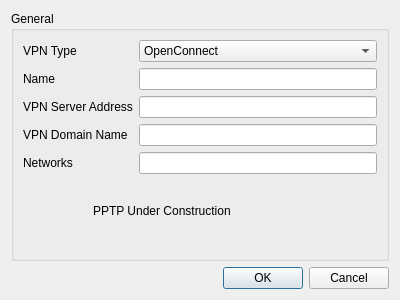
Old version of the form apps/cmstapp/code/vpn_create/ui/vpn_create.ui in the repository andrew-bibb/cmst.
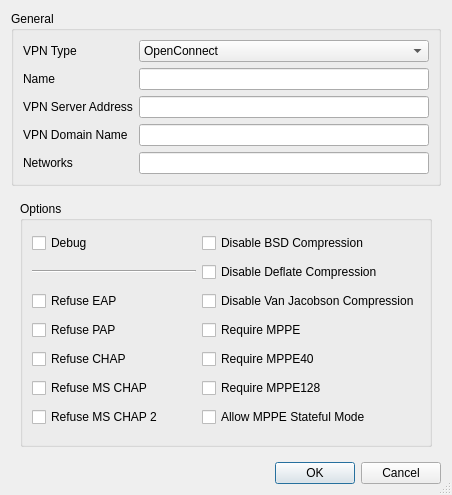
New version of the form. The open tabs and pages were chosen to show the change.

Commit message: enable/disable OK button working

```diff
--- a/apps/cmstapp/code/vpn_create/ui/vpn_create.ui
+++ b/apps/cmstapp/code/vpn_create/ui/vpn_create.ui
@@ -6,13 +6,16 @@
    <rect>
     <x>0</x>
     <y>0</y>
-    <width>400</width>
-    <height>300</height>
+    <width>452</width>
+    <height>495</height>
    </rect>
   </property>
   <property name="windowTitle">
    <string>Dialog</string>
   </property>
+  <property name="sizeGripEnabled">
+   <bool>true</bool>
+  </property>
   <layout class="QVBoxLayout" name="verticalLayout">
    <item>
     <widget class="QGroupBox" name="groupBox">
@@ -107,7 +110,10 @@
       <item row="4" column="1">
        <widget class="QLineEdit" name="lineEdit_networks"/>
       </item>
-      <item row="5" column="0" colspan="2">
+     </layout>
+    </widget>
+   </item>
+   <item>
        <widget class="QStackedWidget" name="stackedWidget">
         <property name="currentIndex">
          <number>0</number>
@@ -173,19 +179,115 @@
          </widget>
         </widget>
         <widget class="QWidget" name="PPTP">
-         <widget class="QLabel" name="label_5">
-          <property name="geometry">
-           <rect>
-            <x>70</x>
-            <y>20</y>
-            <width>221</width>
-            <height>21</height>
-           </rect>
-          </property>
+      <layout class="QGridLayout" name="gridLayout_2">
+       <item row="0" column="0">
+        <widget class="QGroupBox" name="groupBox_pptpoptions">
+         <property name="title">
+          <string>Options</string>
+         </property>
+         <layout class="QGridLayout" name="gridLayout">
+          <item row="0" column="0">
+           <widget class="QCheckBox" name="checkBox_debug">
           <property name="text">
-           <string>PPTP Under Construction</string>
-          </property>
-         </widget>
+             <string>Debug</string>
+            </property>
+           </widget>
+          </item>
+          <item row="0" column="2">
+           <widget class="QCheckBox" name="checkBox_nobsdcomp">
+            <property name="text">
+             <string>Disable BSD Compression</string>
+            </property>
+           </widget>
+          </item>
+          <item row="7" column="2">
+           <widget class="QCheckBox" name="checkBox_requiremppe128">
+            <property name="text">
+             <string>Require MPPE128</string>
+            </property>
+           </widget>
+          </item>
+          <item row="1" column="2">
+           <widget class="QCheckBox" name="checkBox_nodeflate">
+            <property name="text">
+             <string>Disable Deflate Compression</string>
+            </property>
+           </widget>
+          </item>
+          <item row="8" column="2">
+           <widget class="QCheckBox" name="checkBox_mppestateful">
+            <property name="text">
+             <string>Allow MPPE Stateful Mode</string>
+            </property>
+           </widget>
+          </item>
+          <item row="2" column="2">
+           <widget class="QCheckBox" name="checkBox_novj">
+            <property name="text">
+             <string>Disable Van Jacobson Compression</string>
+            </property>
+           </widget>
+          </item>
+          <item row="3" column="2">
+           <widget class="QCheckBox" name="checkBox_requiremppe">
+            <property name="text">
+             <string>Require MPPE</string>
+            </property>
+           </widget>
+          </item>
+          <item row="4" column="2">
+           <widget class="QCheckBox" name="checkBox_requiremppe40">
+            <property name="text">
+             <string>Require MPPE40</string>
+            </property>
+           </widget>
+          </item>
+          <item row="8" column="0">
+           <widget class="QCheckBox" name="checkBox_refusemschap2">
+            <property name="text">
+             <string>Refuse MS CHAP 2</string>
+            </property>
+           </widget>
+          </item>
+          <item row="7" column="0">
+           <widget class="QCheckBox" name="checkBox_refusemschap">
+            <property name="text">
+             <string>Refuse MS CHAP</string>
+            </property>
+           </widget>
+          </item>
+          <item row="4" column="0">
+           <widget class="QCheckBox" name="checkBox_refusechap">
+            <property name="text">
+             <string>Refuse CHAP</string>
+            </property>
+           </widget>
+          </item>
+          <item row="3" column="0">
+           <widget class="QCheckBox" name="checkBox_refusepap">
+            <property name="text">
+             <string>Refuse PAP</string>
+            </property>
+           </widget>
+          </item>
+          <item row="2" column="0">
+           <widget class="QCheckBox" name="checkBox_refuseeap">
+            <property name="text">
+             <string>Refuse EAP</string>
+            </property>
+           </widget>
+          </item>
+          <item row="1" column="0">
+           <widget class="Line" name="line">
+            <property name="orientation">
+             <enum>Qt::Horizontal</enum>
+            </property>
+           </widget>
+          </item>
+         </layout>
+        </widget>
+       </item>
+      </layout>
         </widget>
         <widget class="QWidget" name="WireGuard">
          <widget class="QLabel" name="label_6">
@@ -202,9 +304,6 @@
           </property>
          </widget>
         </widget>
-       </widget>
-      </item>
-     </layout>
     </widget>
    </item>
    <item>
```
Lines whose indentation alone changed are shown as unchanged. The commit also changes 2 other files.
